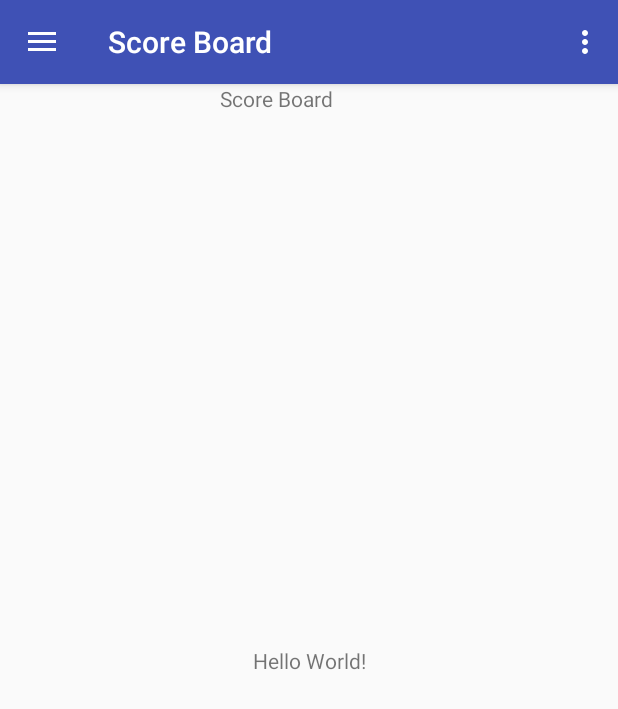
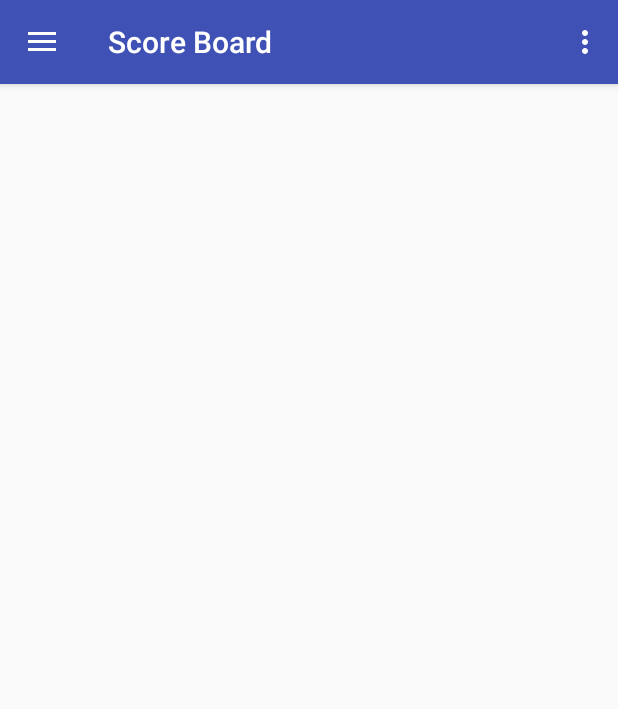
Before and after one commit to monstersuniversity/08781-Mobile-IoT, an Android app: the fragment Score placed in its activity, on a phone screen of 412 x 824 dp. Shown: the top 709 px of the screen. Run offline under Robolectric (Android 15) with nearby library versions, the phone set to English and light mode, and no system bars; libraries missing offline, so code that uses them is left out: com.github.mikephil.charting; plain views replace PieChart; 21 statements that could not run were skipped.

Commit message:
delete hello world

```diff
--- a/EcoBin/app/src/main/java/edu/cmu/ecobin/Score.java
+++ b/EcoBin/app/src/main/java/edu/cmu/ecobin/Score.java
@@ -7,6 +7,8 @@ import android.support.v4.app.Fragment;
 import android.view.LayoutInflater;
 import android.view.View;
 import android.view.ViewGroup;
+import android.widget.BaseAdapter;
+import android.widget.ListView;
 
 /**
  * Created by Onedollar on 2/22/18.
@@ -23,6 +25,12 @@ public class Score extends Fragment {
     @Nullable
     @Override
     public View onCreateView(LayoutInflater inflater, @Nullable ViewGroup container, Bundle savedInstanceState) {
-        return inflater.inflate(R.layout.score, container, false);
+        View rootView = inflater.inflate(R.layout.score, container, false);
+        ListView listView = (ListView)rootView.findViewById(R.id.scoreListView);
+
+        return rootView;
     }
+
+
+
 }
--- a/EcoBin/app/src/main/res/layout/content_main.xml
+++ b/EcoBin/app/src/main/res/layout/content_main.xml
@@ -9,14 +9,5 @@
     tools:context="edu.cmu.ecobin.MainActivity"
     tools:showIn="@layout/app_bar_main">
 
-    <TextView
-
-        android:layout_width="wrap_content"
-        android:layout_height="wrap_content"
-        android:text="Hello World!"
-        app:layout_constraintBottom_toBottomOf="parent"
-        app:layout_constraintLeft_toLeftOf="parent"
-        app:layout_constraintRight_toRightOf="parent"
-        app:layout_constraintTop_toTopOf="parent" />
 
 </android.support.constraint.ConstraintLayout>
--- a/EcoBin/app/src/main/res/layout/home.xml
+++ b/EcoBin/app/src/main/res/layout/home.xml
@@ -5,7 +5,8 @@
     android:weightSum="1">
 
     <com.github.mikephil.charting.charts.PieChart
-        android:layout_width="368dp"
-        android:layout_height="495dp"
-        android:id="@+id/idPieChart"></com.github.mikephil.charting.charts.PieChart>
+        android:layout_width="match_parent"
+        android:layout_height="231dp"
+        android:id="@+id/idPieChart"
+        android:layout_weight="0.87"></com.github.mikephil.charting.charts.PieChart>
 </LinearLayout>
--- a/EcoBin/app/src/main/res/layout/score.xml
+++ b/EcoBin/app/src/main/res/layout/score.xml
@@ -1,13 +1,12 @@
 <?xml version="1.0" encoding="utf-8"?>
 <LinearLayout xmlns:android="http://schemas.android.com/apk/res/android"
-    android:orientation="vertical" android:layout_width="match_parent"
+    android:orientation="vertical"
+    android:layout_width="match_parent"
     android:layout_height="match_parent"
     android:weightSum="1">
 
-    <TextView
-        android:id="@+id/textView3"
+    <ListView
         android:layout_width="match_parent"
-        android:layout_height="wrap_content"
-        android:gravity="center"
-        android:text="Score Board" />
+        android:layout_height="match_parent"
+        android:id ="@+id/scoreListView"></ListView>
 </LinearLayout>
```
